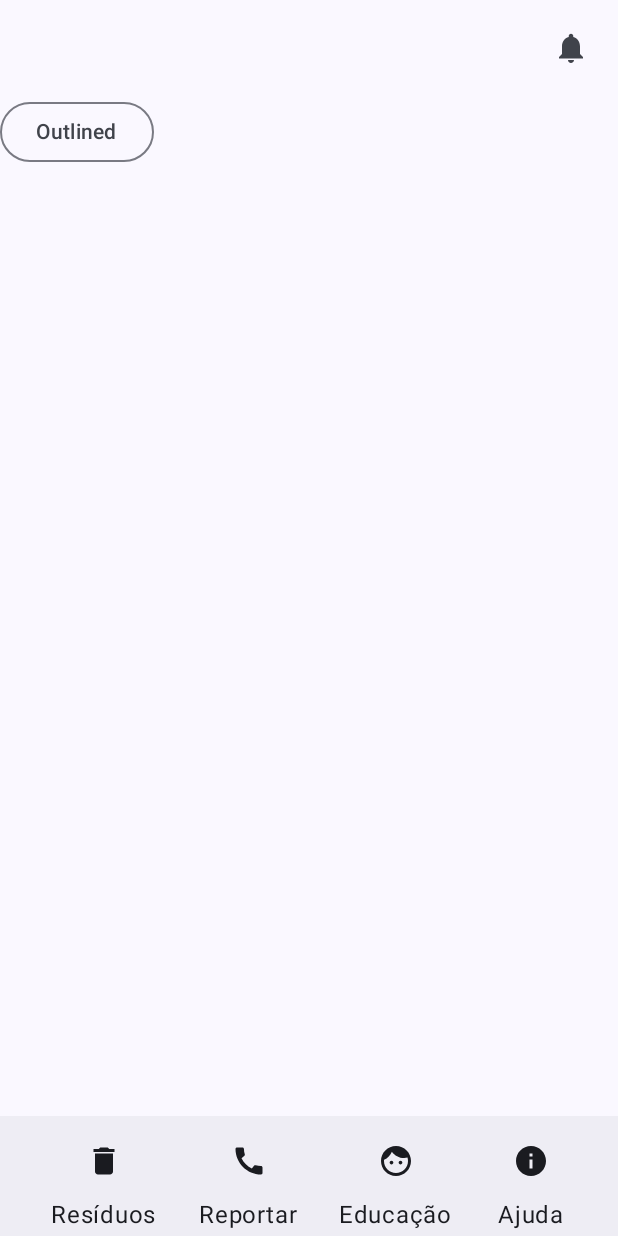
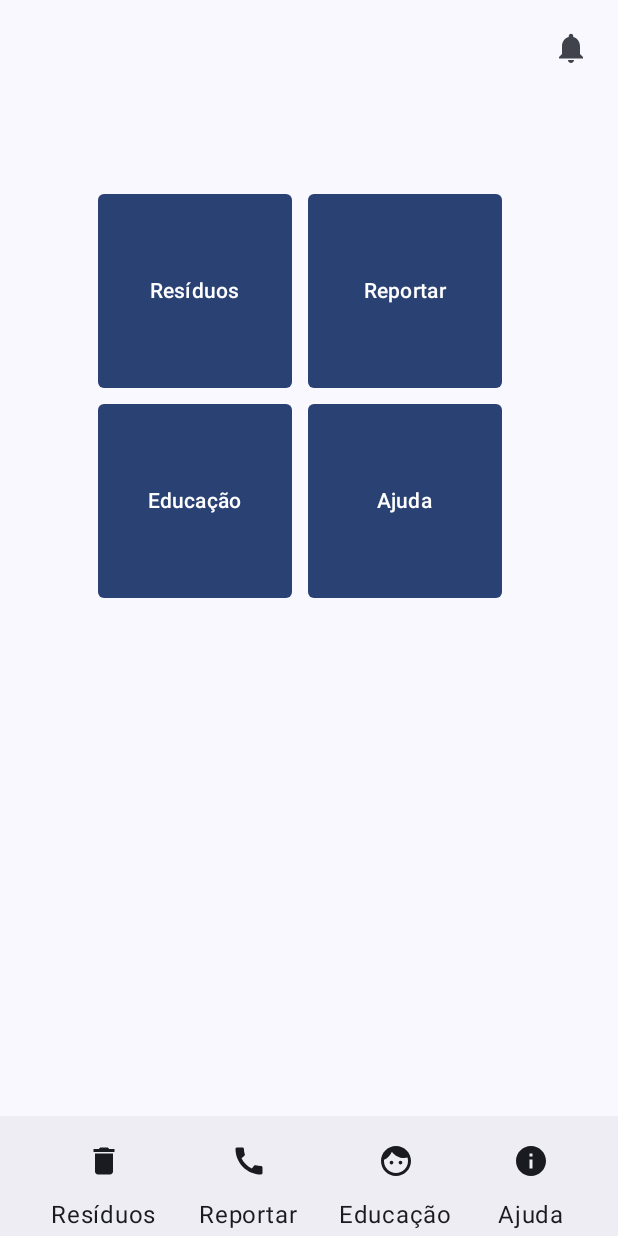
Before and after one commit to Laub3/smartcity, an Android app built with Jetpack Compose: the HomeScreen screen opened through its navigation route, on a phone screen of 412 x 824 dp. Run offline under Robolectric (Android 15) with nearby library versions, the phone set to English and light mode, and no system bars.

Commit message:
feat: homeScreen

```diff
--- a/app/src/main/java/br/com/fiap/smartcity/screens/HomeScreen.kt
+++ b/app/src/main/java/br/com/fiap/smartcity/screens/HomeScreen.kt
@@ -1,15 +1,19 @@
 package br.com.fiap.smartcity.screens
 
 import androidx.compose.foundation.background
+import androidx.compose.foundation.border
 import androidx.compose.foundation.clickable
 import androidx.compose.foundation.layout.Arrangement
+import androidx.compose.foundation.layout.Box
 import androidx.compose.foundation.layout.Column
 import androidx.compose.foundation.layout.Row
 import androidx.compose.foundation.layout.fillMaxSize
 import androidx.compose.foundation.layout.fillMaxWidth
+import androidx.compose.foundation.layout.height
 import androidx.compose.foundation.layout.padding
 import androidx.compose.foundation.layout.width
 import androidx.compose.foundation.layout.widthIn
+import androidx.compose.foundation.shape.RoundedCornerShape
 import androidx.compose.material.icons.Icons
 import androidx.compose.material.icons.filled.Call
 import androidx.compose.material.icons.filled.Check
@@ -21,9 +25,13 @@ import androidx.compose.material.icons.filled.Info
 import androidx.compose.material.icons.filled.Menu
 import androidx.compose.material.icons.filled.Notifications
 import androidx.compose.material3.BottomAppBar
+import androidx.compose.material3.Button
+import androidx.compose.material3.ButtonDefaults
+import androidx.compose.material3.ElevatedButton
 import androidx.compose.material3.ExperimentalMaterial3Api
 import androidx.compose.material3.Icon
 import androidx.compose.material3.IconButton
+import androidx.compose.material3.MaterialTheme
 import androidx.compose.material3.OutlinedButton
 import androidx.compose.material3.Scaffold
 import androidx.compose.material3.Surface
@@ -33,11 +41,51 @@ import androidx.compose.runtime.Composable
 import androidx.compose.ui.Alignment
 import androidx.compose.ui.Modifier
 import androidx.compose.ui.graphics.Color
+import androidx.compose.ui.graphics.Shape
+import androidx.compose.ui.graphics.vector.ImageVector
+import androidx.compose.ui.text.style.TextAlign
 import androidx.compose.ui.tooling.preview.Preview
 import androidx.compose.ui.unit.dp
+import androidx.compose.ui.unit.sp
 import androidx.navigation.NavController
 import androidx.navigation.compose.rememberNavController
 import br.com.fiap.smartcity.Screen
+
+@Composable
+fun SquareButtonRow(navController: NavController) {
+    Column {
+        Row {
+            BlackBorderedButton(text = "Resíduos", onClick = {navController.navigate(route = Screen.ResidueManagement.route)}, icons = Icons.Filled.Face)
+            BlackBorderedButton(text = "Reportar", onClick = {}, icons = Icons.Filled.Face)
+        }
+        Row {
+            BlackBorderedButton(text = "Educação", onClick = {}, icons = Icons.Filled.Face)
+            BlackBorderedButton(text = "Ajuda", onClick = {}, icons = Icons.Filled.Face)
+        }
+    }
+}
+
+@Composable
+fun BlackBorderedButton(text: String, icons: ImageVector,onClick: () -> Unit) {
+    Button(
+        onClick = onClick,
+        modifier = Modifier
+            .width(140.dp)
+            .height(140.dp)
+            .padding(5.dp),
+
+        shape = RoundedCornerShape(4.dp),
+    ) {
+        Box(
+            modifier = Modifier.fillMaxSize(),
+            contentAlignment = Alignment.Center
+        ) {
+            Text(text)
+//            Icons(Icons)
+        }
+    }
+}
+
 
 @OptIn(ExperimentalMaterial3Api::class)
 @Composable
@@ -139,10 +187,10 @@ fun Scaffold(navController: NavController) {
                 .padding(innerPadding),
             verticalArrangement = Arrangement.spacedBy(16.dp),
         ) {
-            OutlinedButton(
-                onClick = ({navController.navigate(Screen.ResidueManagement.route)}))
-            {
-                Text("Outlined")
+            Box(
+                modifier = Modifier.align(Alignment.CenterHorizontally).padding(start = 60.dp, top = 60.dp)
+            ){
+                SquareButtonRow(navController)
             }
         }
     }
```
